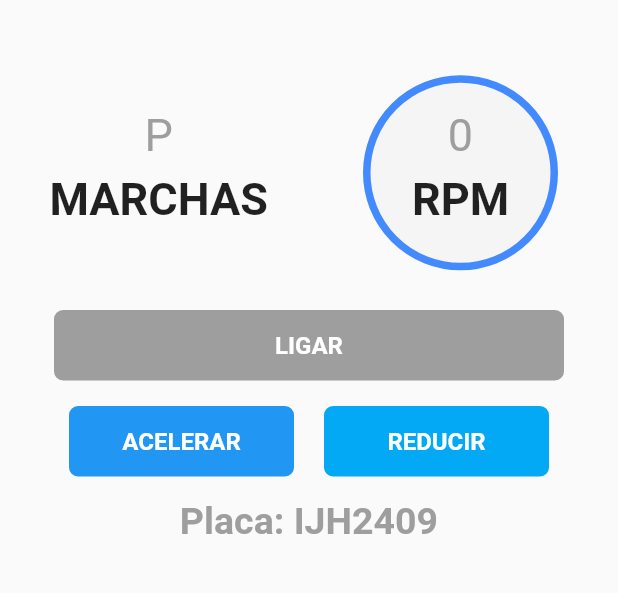
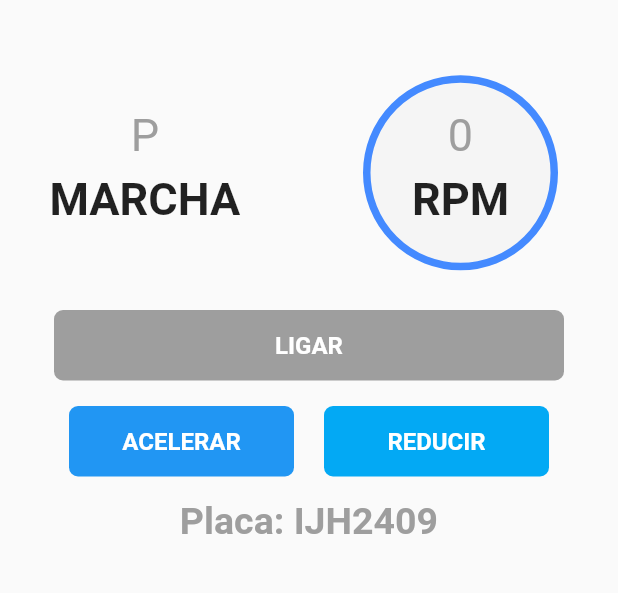
Before and after one commit to steevedevops/carcontrol, a Flutter app: the screen it shows after launch, on a phone screen of 412 x 824 dp, the part 368-961 px from its top. Run offline on Flutter 3.47's test engine with Material 2 defaults, Android fonts, the light colour scheme and no system bars.

Commit message:
Committer: Steeve bernard <steeve@Steeves-MacBook-Pro.local>

```diff
--- a/lib/home-page.dart
+++ b/lib/home-page.dart
@@ -61,7 +61,7 @@ class _HomePageScreenState extends State<HomePageScreen> {
                             SizedBox(width: 20),
                             Container(
                               height: 50,
-                              child: Text('MARCHAS',
+                              child: Text('MARCHA',
                                 style: TextStyle(
                                   fontSize: 30,
                                   fontWeight: FontWeight.bold
```
